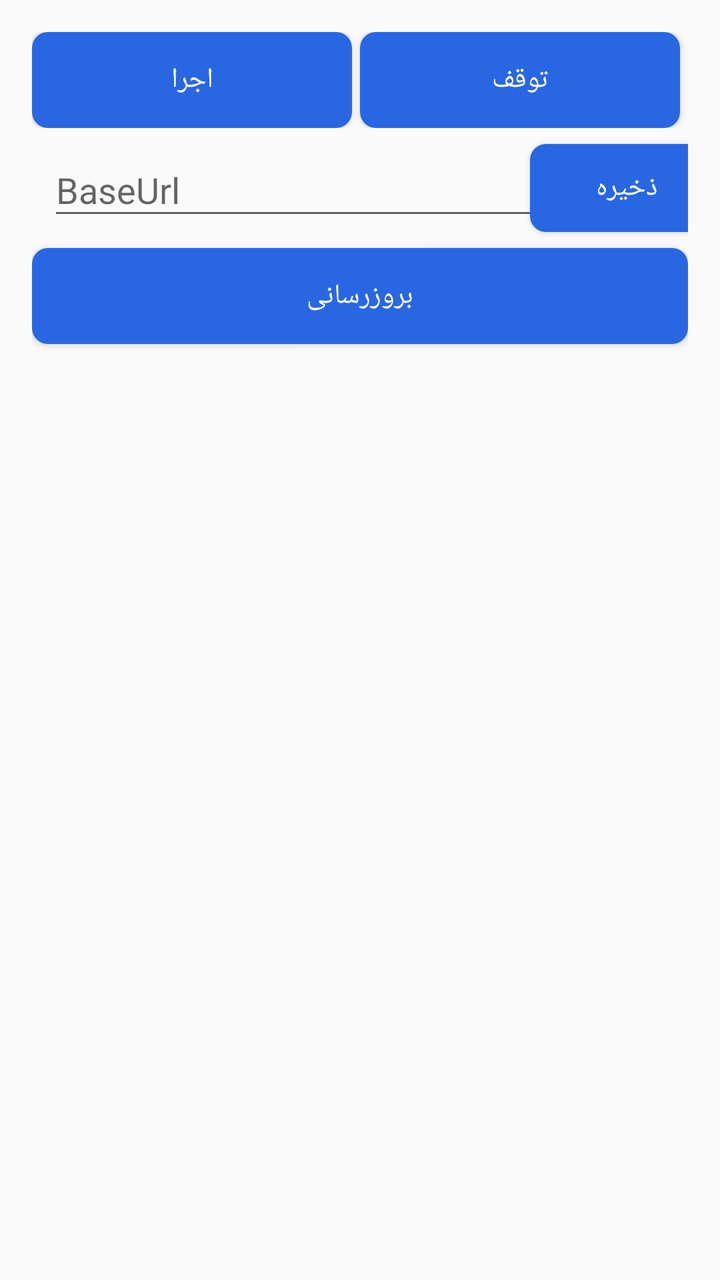
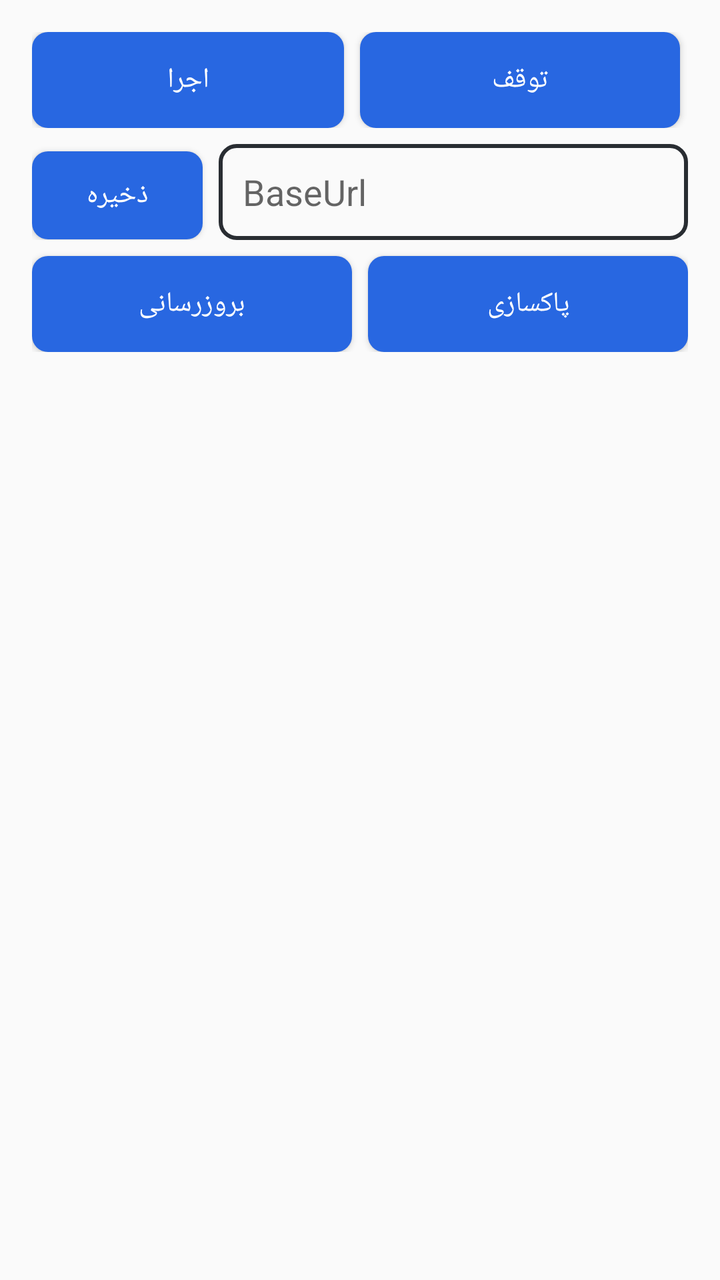

Screens rendered from an Android XML layout before and after an edit, with the pre-edit source and the edit as a unified diff.
<!-- AndroidManifest.xml: application theme Theme.GetSMS -->
<!-- res/layout/activity_main.xml -->
<?xml version="1.0" encoding="utf-8"?>
<androidx.constraintlayout.widget.ConstraintLayout xmlns:android="http://schemas.android.com/apk/res/android"
    xmlns:app="http://schemas.android.com/apk/res-auto"
    xmlns:tools="http://schemas.android.com/tools"
    android:layout_width="match_parent"
    android:layout_height="match_parent"
    android:gravity="center"
    android:orientation="vertical"
    android:padding="16dp"
    tools:context=".MainActivity">

    <Button
        android:id="@+id/btnStart4"
        android:layout_width="97dp"
        android:layout_height="44dp"
        android:layout_marginStart="8dp"
        android:layout_marginTop="8dp"
        android:layout_marginEnd="8dp"
        android:layout_weight="1"
        android:background="@drawable/btn_primary"
        android:fontFamily="@font/shabnam"
        android:onClick="saveUrl"
        android:text="ذخیره"
        android:textColor="@color/white"
        app:layout_constraintEnd_toEndOf="parent"
        app:layout_constraintStart_toEndOf="@+id/editTextUrl"
        app:layout_constraintTop_toBottomOf="@+id/linearLayout" />

    <LinearLayout
        android:id="@+id/linearLayout"
        android:layout_width="match_parent"
        android:layout_height="wrap_content"
        android:orientation="horizontal"
        android:weightSum="2"
        app:layout_constraintEnd_toEndOf="parent"
        app:layout_constraintStart_toStartOf="parent"
        app:layout_constraintTop_toTopOf="parent">

        <Button
            android:id="@+id/btnStart"
            android:layout_width="match_parent"
            android:layout_height="wrap_content"
            android:layout_marginRight="4dp"
            android:layout_weight="1"
            android:background="@drawable/btn_primary"
            android:fontFamily="@font/shabnam"
            android:onClick="startService"
            android:text="اجرا"
            android:textColor="@color/white" />

        <Button
            android:id="@+id/btnStart2"
            android:layout_width="match_parent"
            android:layout_height="wrap_content"
            android:layout_marginRight="4dp"
            android:layout_weight="1"
            android:background="@drawable/btn_primary"
            android:fontFamily="@font/shabnam"
            android:onClick="stopService"
            android:text="توقف"
            android:textColor="@color/white" />

    </LinearLayout>

    <androidx.recyclerview.widget.RecyclerView
        android:id="@+id/recRequ"
        android:layout_width="match_parent"
        android:layout_height="wrap_content"
        android:layout_marginTop="8dp"
        app:layout_constraintEnd_toEndOf="parent"
        app:layout_constraintStart_toStartOf="parent"
        app:layout_constraintTop_toBottomOf="@+id/btnRefresh" />

    <Button
        android:id="@+id/btnRefresh"
        android:layout_width="match_parent"
        android:layout_height="wrap_content"
        android:layout_marginTop="8dp"
        android:layout_weight="1"
        android:background="@drawable/btn_primary"
        android:fontFamily="@font/shabnam"
        android:onClick="refresh"
        android:text="بروزرسانی"
        android:textColor="@color/white"
        app:layout_constraintTop_toBottomOf="@+id/btnStart4"
        tools:layout_editor_absoluteX="16dp" />

    <EditText
        android:id="@+id/editTextUrl"
        android:layout_width="259dp"
        android:layout_height="43dp"
        android:layout_marginStart="8dp"
        android:layout_marginTop="8dp"
        android:ems="10"
        android:hint="BaseUrl"
        android:inputType="textPersonName"
        app:layout_constraintStart_toStartOf="parent"
        app:layout_constraintTop_toBottomOf="@+id/linearLayout" />

</androidx.constraintlayout.widget.ConstraintLayout>
<!-- resources referenced by this layout -->
<resources>
  <color name="white">#FFFFFFFF</color>
  <!-- drawable btn_primary (drawable) -->
  <?xml version="1.0" encoding="utf-8"?>
  <shape xmlns:android="http://schemas.android.com/apk/res/android">
  
      <solid android:color="@color/primary"/>
      <corners android:radius="8sp"/>
  
  </shape>
  <style name="Theme.GetSMS" parent="Theme.MaterialComponents.Light.NoActionBar.Bridge">
          
          <item name="colorPrimary">@color/purple_500</item>
          <item name="colorPrimaryVariant">@color/purple_700</item>
          <item name="colorOnPrimary">@color/white</item>
          
          <item name="colorSecondary">@color/teal_200</item>
          <item name="colorSecondaryVariant">@color/teal_700</item>
          <item name="colorOnSecondary">@color/black</item>
          
          <item name="android:statusBarColor" tools:targetApi="l">?attr/colorPrimaryVariant</item>
          
      </style>
  <color name="primary">#2867e1</color>
  <color name="purple_500">#FF6200EE</color>
  <color name="purple_700">#FF3700B3</color>
  <color name="teal_200">#FF03DAC5</color>
  <color name="teal_700">#FF018786</color>
  <color name="black">#FF000000</color>
</resources>

<!-- the commit's change to res/layout/activity_main.xml (unified diff, before → after) -->
@@ -9,22 +9,42 @@
     android:padding="16dp"
     tools:context=".MainActivity">
 
-    <Button
-        android:id="@+id/btnStart4"
-        android:layout_width="97dp"
-        android:layout_height="44dp"
-        android:layout_marginStart="8dp"
+    <LinearLayout
+        android:layout_width="match_parent"
+        android:layout_height="wrap_content"
+        android:orientation="horizontal"
         android:layout_marginTop="8dp"
-        android:layout_marginEnd="8dp"
-        android:layout_weight="1"
-        android:background="@drawable/btn_primary"
-        android:fontFamily="@font/shabnam"
-        android:onClick="saveUrl"
-        android:text="ذخیره"
-        android:textColor="@color/white"
-        app:layout_constraintEnd_toEndOf="parent"
-        app:layout_constraintStart_toEndOf="@+id/editTextUrl"
-        app:layout_constraintTop_toBottomOf="@+id/linearLayout" />
+        android:weightSum="3"
+        app:layout_constraintStart_toStartOf="parent"
+        app:layout_constraintTop_toBottomOf="@+id/linearLayout"
+        android:id="@+id/baseUrl">
+
+        <Button
+            android:id="@+id/btnStart4"
+            android:layout_width="0dp"
+            android:layout_height="44dp"
+            android:layout_weight="0.8"
+            android:background="@drawable/btn_primary"
+            android:fontFamily="@font/shabnam"
+            android:onClick="saveUrl"
+            android:text="ذخیره"
+            android:textColor="@color/white"
+            app:layout_constraintEnd_toEndOf="parent" />
+
+        <EditText
+            android:layout_weight="2.2"
+            android:id="@+id/editTextUrl"
+            android:layout_width="0dp"
+            android:layout_height="48dp"
+            android:layout_marginStart="8dp"
+            android:paddingEnd="12dp"
+            android:paddingStart="12dp"
+            android:background="@drawable/et_url"
+            android:ems="10"
+            android:hint="BaseUrl"
+            android:inputType="textPersonName" />
+
+    </LinearLayout>
 
     <LinearLayout
         android:id="@+id/linearLayout"
@@ -40,7 +60,7 @@
             android:id="@+id/btnStart"
             android:layout_width="match_parent"
             android:layout_height="wrap_content"
-            android:layout_marginRight="4dp"
+            android:layout_marginRight="8dp"
             android:layout_weight="1"
             android:background="@drawable/btn_primary"
             android:fontFamily="@font/shabnam"
@@ -66,35 +86,48 @@
         android:id="@+id/recRequ"
         android:layout_width="match_parent"
         android:layout_height="wrap_content"
-        android:layout_marginTop="8dp"
+        android:layout_marginTop="16dp"
         app:layout_constraintEnd_toEndOf="parent"
+        app:layout_constraintHorizontal_bias="0.937"
         app:layout_constraintStart_toStartOf="parent"
-        app:layout_constraintTop_toBottomOf="@+id/btnRefresh" />
+        app:layout_constraintTop_toBottomOf="@+id/btns" />
 
-    <Button
-        android:id="@+id/btnRefresh"
+    <LinearLayout
+        android:id="@+id/btns"
         android:layout_width="match_parent"
         android:layout_height="wrap_content"
-        android:layout_marginTop="8dp"
-        android:layout_weight="1"
-        android:background="@drawable/btn_primary"
-        android:fontFamily="@font/shabnam"
-        android:onClick="refresh"
-        android:text="بروزرسانی"
-        android:textColor="@color/white"
-        app:layout_constraintTop_toBottomOf="@+id/btnStart4"
-        tools:layout_editor_absoluteX="16dp" />
+        app:layout_constraintTop_toBottomOf="@+id/baseUrl"
+        tools:layout_editor_absoluteX="16dp">
 
-    <EditText
-        android:id="@+id/editTextUrl"
-        android:layout_width="259dp"
-        android:layout_height="43dp"
-        android:layout_marginStart="8dp"
-        android:layout_marginTop="8dp"
-        android:ems="10"
-        android:hint="BaseUrl"
-        android:inputType="textPersonName"
-        app:layout_constraintStart_toStartOf="parent"
-        app:layout_constraintTop_toBottomOf="@+id/linearLayout" />
+        <Button
+            android:id="@+id/btnRefresh"
+            android:layout_width="match_parent"
+            android:layout_height="wrap_content"
+            android:layout_marginTop="8dp"
+            android:layout_weight="1"
+            android:background="@drawable/btn_primary"
+            android:fontFamily="@font/shabnam"
+            android:onClick="refresh"
+            android:text="بروزرسانی"
+            android:textColor="@color/white" />
+
+        <View
+            android:layout_width="8dp"
+            android:layout_height="1dp" />
+
+        <Button
+            android:id="@+id/btnDelete"
+            android:layout_width="match_parent"
+            android:layout_height="wrap_content"
+            android:layout_marginTop="8dp"
+            android:layout_weight="1"
+            android:background="@drawable/btn_primary"
+            android:fontFamily="@font/shabnam"
+            android:text="پاکسازی"
+            android:textColor="@color/white" />
+
+    </LinearLayout>
+
+
 
 </androidx.constraintlayout.widget.ConstraintLayout>
<!-- resource entries referenced after the edit -->
@@ -8,6 +8,19 @@
       <solid android:color="@color/primary"/>
       <corners android:radius="8sp"/>
   
+  </shape>
+  <!-- drawable et_url (drawable) -->
+  <?xml version="1.0" encoding="utf-8"?>
+  <shape xmlns:android="http://schemas.android.com/apk/res/android">
+  
+      <stroke
+          android:width="2dp"
+          android:color="#292d32"
+          />
+  
+      <corners
+          android:radius="8dp"
+          />
   </shape>
   <style name="Theme.GetSMS" parent="Theme.MaterialComponents.Light.NoActionBar.Bridge">
           
